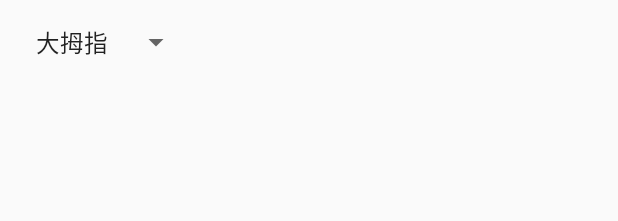
After one commit to LostStarTvT/MPSG, an Android app: the layout collect_pressure.xml on its own in the app's theme, with its tools: preview values and no code run, on a phone screen of 412 x 824 dp. The commit adds this screen. Shown: the top 221 px of the screen. Run offline under Robolectric (Android 15) with nearby library versions, the phone set to English and light mode, and no system bars.

Commit message:
压力值加上标签
获取到的压力值可以打上标签。不然身份验证成本太大

```diff
--- a/app/src/main/java/com/proposeme/seven/mpsg/service/LockedViewService.java
+++ b/app/src/main/java/com/proposeme/seven/mpsg/service/LockedViewService.java
@@ -153,6 +153,8 @@ public class LockedViewService extends Service {
         });
         //提示开关锁界面。找到组件
         floatLockedLayout = (LinearLayout) inflater.inflate(R.layout.float_locked_layout,null);
+
+        //将设置的布局添加上去。
         windowManager.addView(floatLockedLayout,params);
         toggle = floatLockedLayout.findViewById(R.id.TB_On_Off);
         toggle.setChecked(true);
@@ -241,7 +243,4 @@ public class LockedViewService extends Service {
         waitTimer.start();
     }
 
-
-
-
 }
--- a/app/src/main/java/com/proposeme/seven/mpsg/util/NumberKeyboardView.java
+++ b/app/src/main/java/com/proposeme/seven/mpsg/util/NumberKeyboardView.java
@@ -15,7 +15,6 @@ import android.view.MotionEvent;
 import android.view.View;
 
 import com.proposeme.seven.mpsg.R;
-
 
 /**
  * Created by Seven on 18/9/11
--- a/app/src/main/java/com/proposeme/seven/mpsg/view/AboutAppFragment.java
+++ b/app/src/main/java/com/proposeme/seven/mpsg/view/AboutAppFragment.java
@@ -20,7 +20,6 @@ public class AboutAppFragment extends onTouchListenerFragment {
     public View onCreateView(@NonNull LayoutInflater inflater, @Nullable ViewGroup container, @Nullable Bundle savedInstanceState) {
         super.onCreateView(inflater, container, savedInstanceState);
 
-        View v = inflater.inflate(R.layout.about_app, container, false);
-        return  v;
+        return inflater.inflate(R.layout.about_app, container, false);
     }
 }
--- /dev/null
+++ b/app/src/main/res/layout/collect_pressure.xml
@@ -0,0 +1,14 @@
+<?xml version="1.0" encoding="utf-8"?>
+<LinearLayout xmlns:android="http://schemas.android.com/apk/res/android"
+    android:layout_width="match_parent"
+    android:layout_height="match_parent"
+    android:layout_margin="16dp"
+    android:orientation="vertical">
+
+    <Spinner
+        android:id="@+id/spinner"
+        android:layout_width="wrap_content"
+        android:layout_height="wrap_content"
+        android:entries="@array/finger" />
+
+</LinearLayout>
--- a/app/src/main/res/menu/activity_main_drawer.xml
+++ b/app/src/main/res/menu/activity_main_drawer.xml
@@ -25,6 +25,10 @@
             android:id="@+id/user_alert_pwd"
             android:icon="@drawable/ic_menu_manage"
             android:title="@string/user_alert_pwd" />
+        <item
+            android:id="@+id/collect_user_finger_data"
+            android:icon="@drawable/ic_menu_manage"
+            android:title="@string/user_collect_finger_data" />
     </group>
         <item
             android:id="@+id/login_out"
--- /dev/null
+++ b/app/src/main/res/values/arrays.xml
@@ -0,0 +1,8 @@
+<?xml version="1.0" encoding="utf-8"?>
+<resources>
+    <string-array name="finger">
+        <item>大拇指</item>
+        <item>食指</item>
+        <item>中指</item>
+    </string-array>
+</resources>
--- a/app/src/main/res/values/strings.xml
+++ b/app/src/main/res/values/strings.xml
@@ -35,6 +35,7 @@
     <string name="user_setting">设置</string>
     <string name="user_search_phone">查找手机</string>
     <string name="user_alert_pwd">修改密码</string>
+    <string name="user_collect_finger_data">用户按压</string>
 
     <!--个人信页面字符-->
     <string name="my_phone_id">手机型号:</string>
```
Also changed, not shown: app/src/main/java/com/proposeme/seven/mpsg/https/userStorePressure.java (+6 -1 lines), app/src/main/java/com/proposeme/seven/mpsg/ui/MainActivity.java (+8 -14 lines), app/src/main/java/com/proposeme/seven/mpsg/view/CollectPressureFragment.java (added, +99 -0 lines), app/src/main/java/com/proposeme/seven/mpsg/view/onTouchListenerFragment.java (+12 -9 lines), 1 other file.
